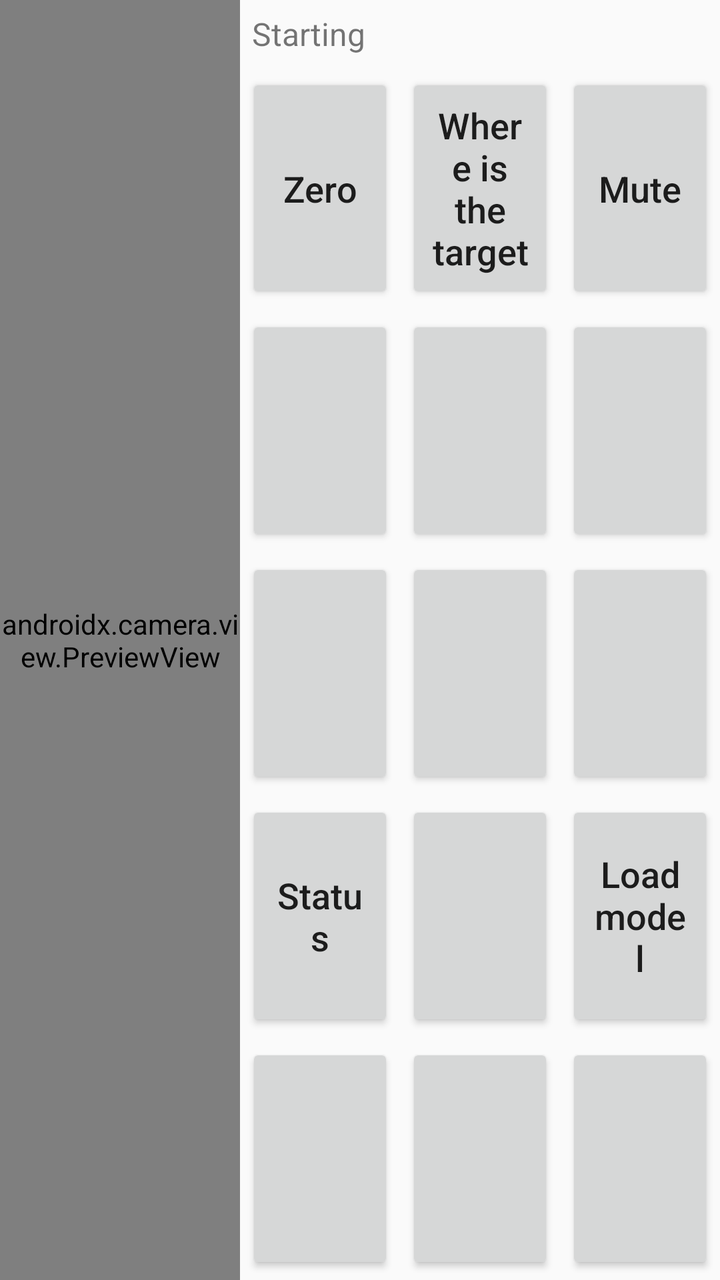
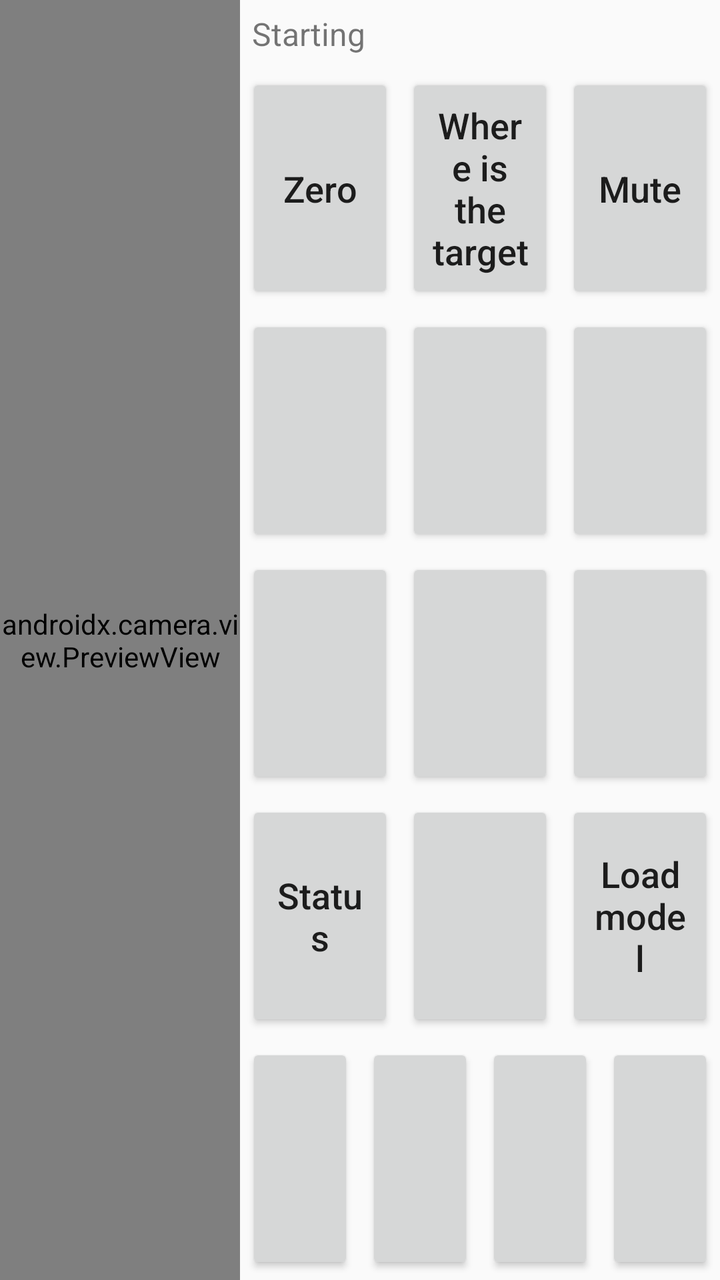

Two renders of the same Android screen: before a commit and after it. Below are the layout's source before the change and the commit's diff.
<!-- AndroidManifest.xml: application theme Theme.AudioTarget -->
<!-- res/layout/activity_main.xml -->
<?xml version="1.0" encoding="utf-8"?>
<LinearLayout xmlns:android="http://schemas.android.com/apk/res/android"
    android:id="@+id/root"
    android:layout_width="match_parent"
    android:layout_height="match_parent"
    android:orientation="horizontal">

    <androidx.camera.view.PreviewView
        android:id="@+id/preview"
        android:layout_width="0dp"
        android:layout_height="match_parent"
        android:layout_weight="1"
        android:importantForAccessibility="no" />

    <LinearLayout
        android:layout_width="0dp"
        android:layout_height="match_parent"
        android:layout_weight="2"
        android:orientation="vertical">

        <TextView
            android:id="@+id/status"
            android:layout_width="match_parent"
            android:layout_height="wrap_content"
            android:accessibilityLiveRegion="polite"
            android:padding="6dp"
            android:text="Starting"
            android:textSize="16sp" />

        <LinearLayout style="@style/Row">
            <Button android:id="@+id/btn_zero" style="@style/BigButton" android:text="Zero" />
            <Button android:id="@+id/btn_where" style="@style/BigButton" android:text="Where is the target" />
            <Button android:id="@+id/btn_mute" style="@style/BigButton" android:text="Mute" />
        </LinearLayout>

        <LinearLayout style="@style/Row">
            <Button android:id="@+id/btn_lookfor" style="@style/BigButton" />
            <Button android:id="@+id/btn_zoom" style="@style/BigButton" />
            <Button android:id="@+id/btn_pace" style="@style/BigButton" />
        </LinearLayout>

        <LinearLayout style="@style/Row">
            <Button android:id="@+id/btn_track" style="@style/BigButton" />
            <Button android:id="@+id/btn_step" style="@style/BigButton" />
            <Button android:id="@+id/btn_conf" style="@style/BigButton" />
        </LinearLayout>

        <LinearLayout style="@style/Row">
            <Button android:id="@+id/btn_status" style="@style/BigButton" android:text="Status" />
            <Button android:id="@+id/btn_modelsrc" style="@style/BigButton" />
            <Button android:id="@+id/btn_model" style="@style/BigButton" android:text="Load model" />
        </LinearLayout>

        <LinearLayout style="@style/Row">
            <Button android:id="@+id/btn_detail" style="@style/BigButton" />
            <Button android:id="@+id/btn_keys" style="@style/BigButton" />
            <Button android:id="@+id/btn_announce" style="@style/BigButton" />
        </LinearLayout>
    </LinearLayout>
</LinearLayout>
<!-- resources referenced by this layout -->
<resources>
  <style name="BigButton" parent="Widget.AppCompat.Button">
          <item name="android:layout_width">0dp</item>
          <item name="android:layout_height">match_parent</item>
          <item name="android:layout_weight">1</item>
          <item name="android:layout_margin">3dp</item>
          <item name="android:textSize">18sp</item>
          <item name="android:textAllCaps">false</item>
          <item name="android:minHeight">72dp</item>
      </style>
  <style name="Row">
          <item name="android:layout_width">match_parent</item>
          <item name="android:layout_height">0dp</item>
          <item name="android:layout_weight">1</item>
          <item name="android:orientation">horizontal</item>
      </style>
  <style name="Theme.AudioTarget" parent="Theme.AppCompat.DayNight.NoActionBar" />
</resources>

<!-- the commit's change to res/layout/activity_main.xml (unified diff, before → after) -->
@@ -55,6 +55,7 @@
             <Button android:id="@+id/btn_detail" style="@style/BigButton" />
             <Button android:id="@+id/btn_keys" style="@style/BigButton" />
             <Button android:id="@+id/btn_announce" style="@style/BigButton" />
+            <Button android:id="@+id/btn_rings" style="@style/BigButton" />
         </LinearLayout>
     </LinearLayout>
 </LinearLayout>
